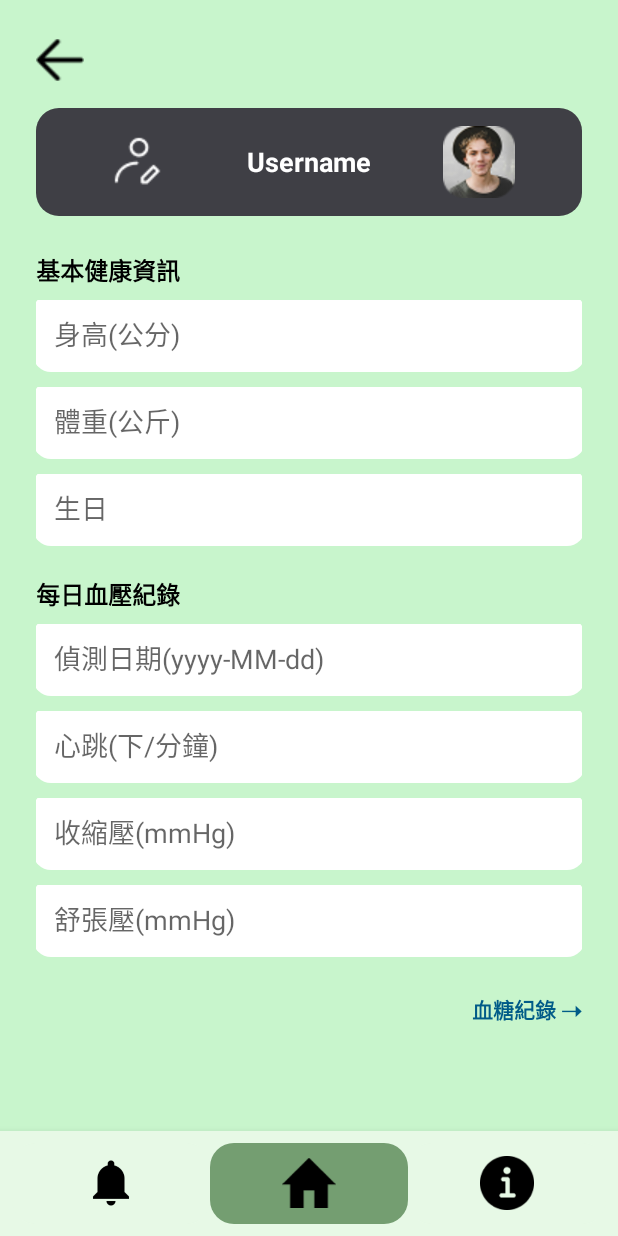
After one commit to AnHengHealthApp/app_AnHnegHealth, an Android app: the EditBloodPressureFragment screen opened through its navigation route, on a phone screen of 412 x 824 dp. The commit adds this screen. Run offline under Robolectric (Android 15) with nearby library versions, the phone set to English and light mode, and no system bars; our stand-ins replace navigation-ui; 1 statement that could not run was skipped.

Commit message:
feat: Added function page and jump for editing health information and records
Complete page UI and trans.

```diff
--- /dev/null
+++ b/app/src/main/java/com/example/ahhapp/EditBloodPressureFragment.java
@@ -0,0 +1,46 @@
+package com.example.ahhapp;
+
+import android.os.Bundle;
+import android.view.LayoutInflater;
+import android.view.View;
+import android.view.ViewGroup;
+import android.widget.ImageView;
+import android.widget.LinearLayout;
+import android.widget.TextView;
+
+import androidx.annotation.NonNull;
+import androidx.annotation.Nullable;
+import androidx.fragment.app.Fragment;
+import androidx.navigation.Navigation;
+
+public class EditBloodPressureFragment extends Fragment {
+    public EditBloodPressureFragment(){}
+    private LinearLayout etProfile;
+    @Nullable
+    @Override
+    public View onCreateView(@NonNull LayoutInflater inflater, @Nullable ViewGroup container,
+                             @Nullable Bundle savedInstanceState) {
+
+        // 載入對應的畫面 XML
+        View view = inflater.inflate(R.layout.fragment_edit_blood_pressure, container, false);
+
+        // 上方個人資訊列
+        etProfile = view.findViewById(R.id.etProfile);
+        etProfile.setOnClickListener(v -> ProfileUtils.showEditProfileDialog(requireContext()));
+
+        // 綁定返回按鈕
+        ImageView btnBack = view.findViewById(R.id.btnBack);
+        btnBack.setOnClickListener(v -> {
+            // 返回上一個 Fragment（通常是 Home）
+            Navigation.findNavController(v).popBackStack();
+        });
+
+        //點擊"血糖紀錄->"跳轉
+        TextView tvGoToBloodSugar = view.findViewById(R.id.tvGoToBloodSugar);
+        tvGoToBloodSugar.setOnClickListener(v -> {
+            Navigation.findNavController(v).navigate(R.id.editBloodSugarFragment);
+        });
+
+        return view;
+    }
+}
--- /dev/null
+++ b/app/src/main/res/layout/fragment_edit_blood_pressure.xml
@@ -0,0 +1,151 @@
+<?xml version="1.0" encoding="utf-8"?>
+<LinearLayout
+    xmlns:android="http://schemas.android.com/apk/res/android"
+    android:orientation="vertical"
+    android:layout_width="match_parent"
+    android:layout_height="match_parent"
+    android:background="#C8F5CC"
+    android:padding="24dp">
+
+    <!-- 返回按鈕 -->
+    <ImageView
+        android:id="@+id/btnBack"
+        android:layout_width="32dp"
+        android:layout_height="32dp"
+        android:src="@drawable/ic_back"
+        android:contentDescription="返回"
+        android:layout_marginBottom="16dp" />
+
+    <!-- 使用者資訊區塊（頭像列） -->
+    <LinearLayout
+        android:id="@+id/etProfile"
+        android:layout_width="match_parent"
+        android:layout_height="wrap_content"
+        android:orientation="horizontal"
+        android:gravity="center_vertical"
+        android:background="@drawable/home_header_bg"
+        android:padding="12dp"
+        android:layout_marginBottom="24dp">
+
+        <ImageView
+            android:layout_width="0dp"
+            android:layout_height="48dp"
+            android:layout_weight="1"
+            android:src="@drawable/ic_header_edit"
+            android:scaleType="centerInside" />
+
+        <TextView
+            android:layout_width="0dp"
+            android:layout_height="wrap_content"
+            android:layout_weight="1"
+            android:text="Username"
+            android:textColor="#FFFFFF"
+            android:textStyle="bold"
+            android:textSize="18sp"
+            android:gravity="center" />
+
+        <ImageView
+            android:layout_width="0dp"
+            android:layout_height="48dp"
+            android:layout_weight="1"
+            android:src="@drawable/ic_user_photo"
+            android:scaleType="centerInside" />
+    </LinearLayout>
+
+    <!-- 基本健康資訊 -->
+    <TextView
+        android:layout_width="wrap_content"
+        android:layout_height="wrap_content"
+        android:text="基本健康資訊"
+        android:textStyle="bold"
+        android:textSize="16sp"
+        android:textColor="#000000"
+        android:layout_marginBottom="8dp" />
+
+    <EditText
+        android:id="@+id/etHeight"
+        android:layout_width="match_parent"
+        android:layout_height="48dp"
+        android:hint="身高(公分)"
+        android:background="@drawable/edittext_background"
+        android:padding="12dp"
+        android:layout_marginBottom="10dp" />
+
+    <EditText
+        android:id="@+id/etWeight"
+        android:layout_width="match_parent"
+        android:layout_height="48dp"
+        android:hint="體重(公斤)"
+        android:background="@drawable/edittext_background"
+        android:padding="12dp"
+        android:layout_marginBottom="10dp" />
+
+    <EditText
+        android:id="@+id/etBirthday"
+        android:layout_width="match_parent"
+        android:layout_height="48dp"
+        android:hint="生日"
+        android:background="@drawable/edittext_background"
+        android:padding="12dp"
+        android:layout_marginBottom="20dp" />
+
+    <!-- 血壓紀錄 -->
+    <TextView
+        android:layout_width="wrap_content"
+        android:layout_height="wrap_content"
+        android:text="每日血壓紀錄"
+        android:textStyle="bold"
+        android:textSize="16sp"
+        android:textColor="#000000"
+        android:layout_marginBottom="8dp" />
+
+    <EditText
+        android:id="@+id/etDate"
+        android:layout_width="match_parent"
+        android:layout_height="48dp"
+        android:hint="偵測日期(yyyy-MM-dd)"
+        android:background="@drawable/edittext_background"
+        android:padding="12dp"
+        android:layout_marginBottom="10dp" />
+
+    <EditText
+        android:id="@+id/etHeartRate"
+        android:layout_width="match_parent"
+        android:layout_height="48dp"
+        android:hint="心跳(下/分鐘)"
+        android:background="@drawable/edittext_background"
+        android:padding="12dp"
+        android:layout_marginBottom="10dp" />
+
+    <EditText
+        android:id="@+id/etSystolic"
+        android:layout_width="match_parent"
+        android:layout_height="48dp"
+        android:hint="收縮壓(mmHg)"
+        android:background="@drawable/edittext_background"
+        android:padding="12dp"
+        android:layout_marginBottom="10dp" />
+
+    <EditText
+        android:id="@+id/etDiastolic"
+        android:layout_width="match_parent"
+        android:layout_height="48dp"
+        android:hint="舒張壓(mmHg)"
+        android:background="@drawable/edittext_background"
+        android:padding="12dp"
+        android:layout_marginBottom="24dp" />
+
+    <!-- 血糖紀錄跳轉 -->
+    <TextView
+        android:id="@+id/tvGoToBloodSugar"
+        android:layout_width="wrap_content"
+        android:layout_height="wrap_content"
+        android:text="血糖紀錄 ➝"
+        android:textSize="14sp"
+        android:textStyle="bold"
+        android:textColor="#005B88"
+        android:layout_gravity="end"
+        android:clickable="true"
+        android:focusable="true"
+        android:foreground="?attr/selectableItemBackground"/>
+</LinearLayout>
--- a/app/src/main/res/navigation/nav_graph.xml
+++ b/app/src/main/res/navigation/nav_graph.xml
@@ -4,22 +4,35 @@
     xmlns:app="http://schemas.android.com/apk/res-auto"
     app:startDestination="@id/nav_home">
 
+    <!-- 導覽列首頁-->
     <fragment
         android:id="@+id/nav_home"
         android:name="com.example.ahhapp.HomeFragment"
         android:label="首頁"
         />
-
+    <!--導覽列通知-->
     <fragment
         android:id="@+id/nav_notify"
         android:name="com.example.ahhapp.NotifyFragment"
         android:label="通知"
         />
-
+    <!--導覽列個人-->
     <fragment
         android:id="@+id/nav_profile"
         android:name="com.example.ahhapp.InfoFragment"
         android:label="個人"
        />
-
+    <!--編輯健康資訊-->
+    <!--血壓-->
+    <fragment
+        android:id="@+id/editBloodPressureFragment"
+        android:name="com.example.ahhapp.EditBloodPressureFragment"
+        android:label="血壓資訊"
+        />
+    <!--血糖-->
+    <fragment
+        android:id="@+id/editBloodSugarFragment"
+        android:name="com.example.ahhapp.EditBloodSugarFragment"
+        android:label="血糖資訊"
+        />
 </navigation>
```
Also changed, not shown: app/src/main/java/com/example/ahhapp/EditBloodSugarFragment.java (added, +42 -0 lines), app/src/main/res/layout/fragment_edit_blood_sugar.xml (added, +150 -0 lines).
